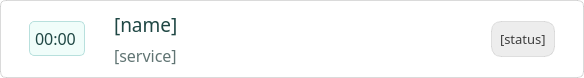
Before: the Qt Designer form ui/item_dashboard.ui in karlito20/AdoraFlowProject, drawn with Qt 5.
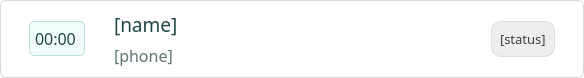
After: the same form once the commit is applied.

What changed in the file:
```diff
--- a/ui/item_dashboard.ui
+++ b/ui/item_dashboard.ui
@@ -7,7 +7,7 @@
     <x>0</x>
     <y>0</y>
     <width>584</width>
-    <height>60</height>
+    <height>63</height>
    </rect>
   </property>
   <property name="minimumSize">
@@ -267,7 +267,7 @@
 </string>
            </property>
            <property name="text">
-            <string>[service]</string>
+            <string>[phone]</string>
            </property>
           </widget>
          </item>
```
Left out of the diff: 2 changed lines with no effect on the pictures.
